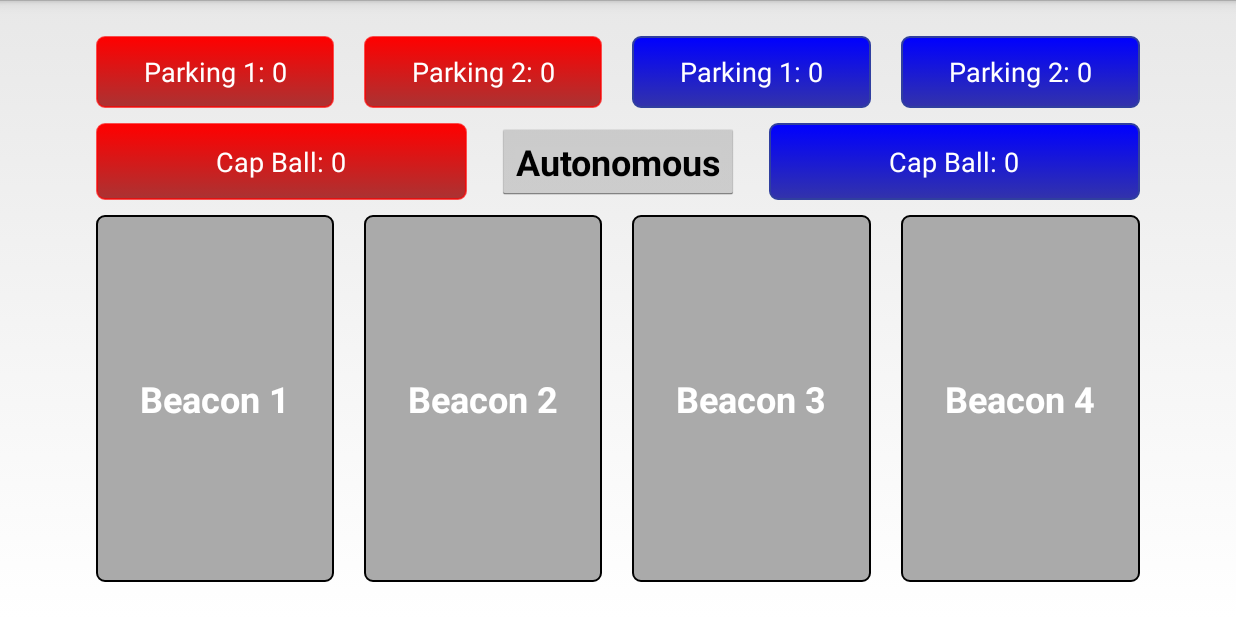
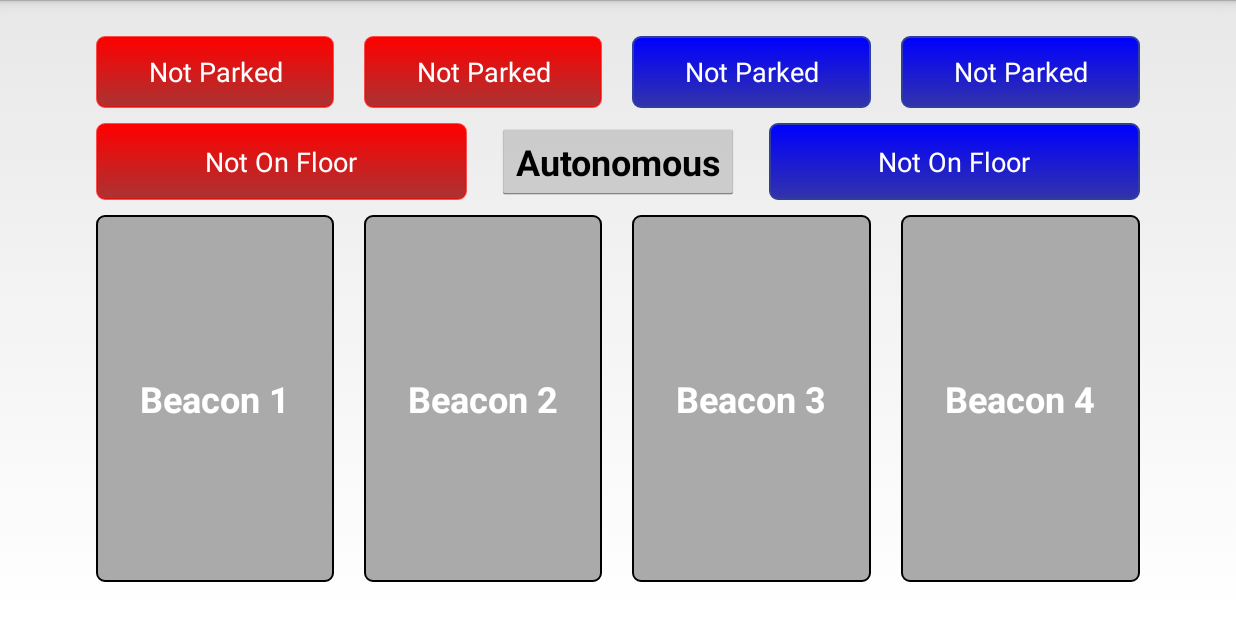
Before and after one commit to jhryniw/VVLiveScore, an Android app: the FixedActivity screen opened directly, with no data from a screen before it, on a phone screen of 824 x 412 dp (held sideways). Run offline under Robolectric (Android 15) with nearby library versions, the phone set to English and light mode, and no system bars; libraries missing offline, so code that uses them is left out: cz.msebera.android.

Commit message:
changed button text

```diff
--- a/app/src/main/res/layout-land/activity_fixed.xml
+++ b/app/src/main/res/layout-land/activity_fixed.xml
@@ -26,7 +26,7 @@
             android:layout_alignParentStart="true">
 
             <Button
-                android:text="Parking 1: 0"
+                android:text="Not Parked"
                 android:layout_width="wrap_content"
                 android:layout_height="match_parent"
                 android:layout_weight="1"
@@ -36,7 +36,7 @@
                 android:background="@drawable/alliance_button_red" />
 
             <Button
-                android:text="Parking 2: 0"
+                android:text="Not Parked"
                 android:layout_width="wrap_content"
                 android:layout_height="match_parent"
                 android:layout_weight="1"
@@ -47,7 +47,7 @@
                 android:background="@drawable/alliance_button_red" />
 
             <Button
-                android:text="Parking 1: 0"
+                android:text="Not Parked"
                 android:layout_width="wrap_content"
                 android:layout_height="match_parent"
                 android:layout_weight="1"
@@ -58,7 +58,7 @@
                 android:background="@drawable/alliance_button_blue" />
 
             <Button
-                android:text="Parking 2: 0"
+                android:text="Not Parked"
                 android:layout_width="wrap_content"
                 android:layout_height="match_parent"
                 android:layout_weight="1"
@@ -79,7 +79,7 @@
             android:layout_alignParentStart="true">
 
             <Button
-                android:text="Cap Ball: 0"
+                android:text="Not On Floor"
                 android:layout_width="wrap_content"
                 android:layout_height="match_parent"
                 android:layout_weight="1"
@@ -99,7 +99,7 @@
                 android:textSize="24sp" />
 
             <Button
-                android:text="Cap Ball: 0"
+                android:text="Not On Floor"
                 android:layout_width="wrap_content"
                 android:layout_height="match_parent"
                 android:layout_weight="1"
```
Also changed, not shown: app/src/main/java/ca/ftcalberta/vvlivescore/FixedActivity.java (+24 -3 lines).
